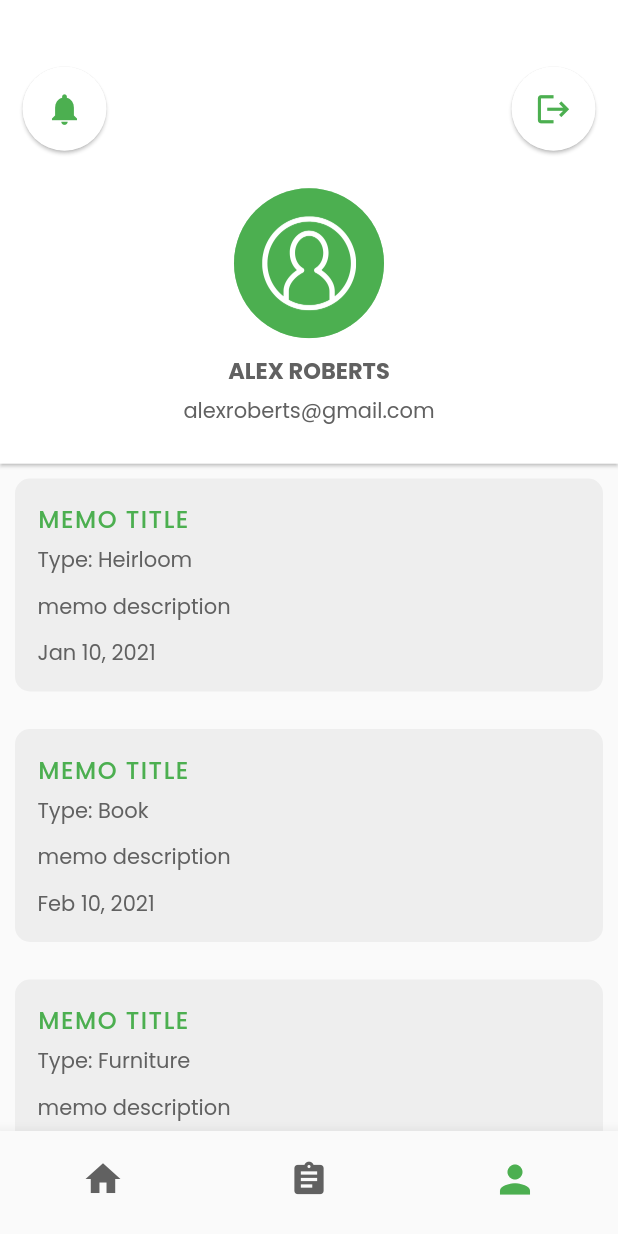
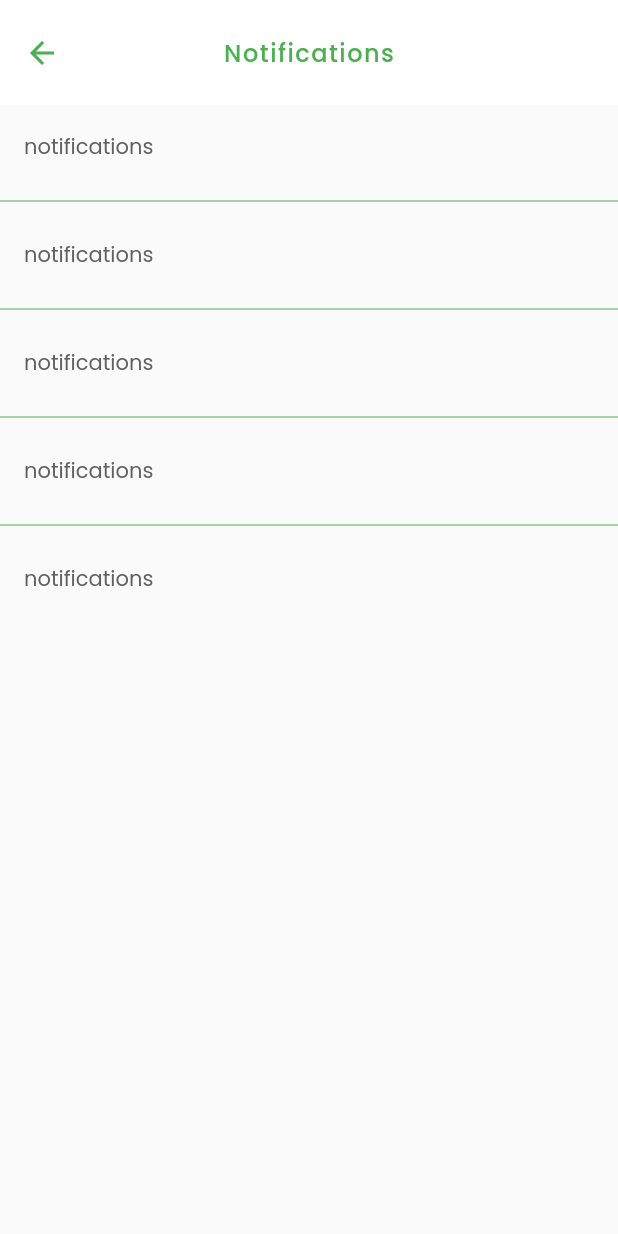
Before and after one commit to Jonathan-Multivurse/Memo, a Flutter app: the App screen opened by its route, item 3 of the bottom bar chosen, after a tap on the "notifications" icon, on a phone screen of 412 x 824 dp. Run offline on Flutter 3.47's test engine with Material 2 defaults, Android fonts, the phone set to English and light mode, and no system bars; our stand-ins replace bloc, carousel_slider, cloud_firestore, firebase_auth, firebase_core, flutter_bloc and 3 more; missing offline and left inert: cloud_firestore_web, firebase_auth_web, firebase_core_web, image_picker_for_web, shared_preferences_web; accounts and stored records are empty.

Commit message:
notifications

```diff
--- a/lib/routes/routes.dart
+++ b/lib/routes/routes.dart
@@ -2,12 +2,14 @@ import 'package:flutter/material.dart';
 import 'package:page_transition/page_transition.dart';
 import 'package:ppm/app.dart';
 import 'package:ppm/screens/authentication.dart';
+import 'package:ppm/screens/notifications.dart';
 import 'package:ppm/screens/registration.dart';
 
 const String AuthenticationRoute = '/authentication';
 const String RegistrationRoute = '/registration';
 const String ResetpasswordRoute = '/reset-password';
 const String HomeRoute = '/home';
+const String NotificationsRoute = '/notifications';
 
 class Routes {
   static Route<dynamic> generateRoute(RouteSettings settings) {
@@ -17,21 +19,28 @@ class Routes {
           child: RegScreen(),
           type: PageTransitionType.rightToLeftWithFade,
           settings: settings,
-          duration: const Duration(milliseconds: 100),
+          duration: const Duration(milliseconds: 200),
         );
       case AuthenticationRoute:
         return PageTransition(
           child: AuthScreen(),
           type: PageTransitionType.leftToRightWithFade,
           settings: settings,
-          duration: const Duration(milliseconds: 100),
+          duration: const Duration(milliseconds: 200),
         );
       case HomeRoute:
         return PageTransition(
           child: App(),
           type: PageTransitionType.fade,
           settings: settings,
-          duration: const Duration(milliseconds: 100),
+          duration: const Duration(milliseconds: 200),
+        );
+      case NotificationsRoute:
+        return PageTransition(
+          child: NotificationScreen(),
+          type: PageTransitionType.rightToLeftWithFade,
+          settings: settings,
+          duration: const Duration(milliseconds: 200),
         );
       default:
         return PageTransition(
--- a/lib/screens/account.dart
+++ b/lib/screens/account.dart
@@ -1,5 +1,6 @@
 import 'package:flutter/material.dart';
 import 'package:ppm/widgets/account/account_details.dart';
+import 'package:ppm/widgets/account/memo_empty.dart';
 import 'package:ppm/widgets/account/memo_tile.dart';
 
 class Account extends StatefulWidget {
@@ -55,12 +56,13 @@ class _AccountState extends State<Account> {
         child: Column(
           children: [
             AccountDetails(),
-            MemoTile(
-              title: title,
-              type: type,
-              detials: details,
-              date: date,
-            ),
+            MemoEmpty()
+            // MemoTile(
+            //   title: title,
+            //   type: type,
+            //   detials: details,
+            //   date: date,
+            // ),
           ],
         ),
       ),
--- /dev/null
+++ b/lib/screens/notifications.dart
@@ -0,0 +1,39 @@
+import 'package:flutter/material.dart';
+import 'package:ppm/theme/theme.dart';
+import 'package:ppm/widgets/notifications/notifications.dart';
+
+class NotificationScreen extends StatelessWidget {
+  const NotificationScreen({Key? key}) : super(key: key);
+
+  @override
+  Widget build(BuildContext context) {
+    return Scaffold(
+      appBar: PreferredSize(
+        preferredSize: Size.fromHeight(70),
+        child: AppBar(
+          toolbarHeight: 70,
+          backgroundColor: Colors.white,
+          elevation: 0,
+          title: Text(
+            'Notifications',
+            style: theme.textTheme.headline3
+          ),
+          centerTitle: true,
+          leading: IconButton(
+            splashColor: Colors.transparent,
+            highlightColor: Colors.transparent,
+            color: Colors.green[500],
+            icon: Icon(Icons.arrow_back),
+            onPressed: () {
+              Navigator.pop(context);
+            },
+          ),
+          automaticallyImplyLeading: false,
+        ),
+      ),
+      body: Container(
+        child: Notifications(),
+      ),
+    );
+  }
+}
--- a/lib/theme/theme.dart
+++ b/lib/theme/theme.dart
@@ -17,9 +17,9 @@ final ThemeData theme = ThemeData(
       fontFamily: "Black",
     ),
     headline2: TextStyle(
-      color: Colors.green[500],
-      fontSize: 22.0,
-      fontFamily: "Bold",
+      color: Colors.grey[700],
+      fontSize: 16.0,
+      fontFamily: "Regular",
     ),
     headline3: TextStyle(
       color: Colors.green[500],
--- a/lib/widgets/account/account_details.dart
+++ b/lib/widgets/account/account_details.dart
@@ -35,7 +35,11 @@ class _AccountDetailsState extends State<AccountDetails> {
                     children: [
                       FabButtonModel(
                         tag: 'tag1',
-                        onPressed: () {},
+                        onPressed: () {
+                          {
+                            Navigator.pushNamed(context, NotificationsRoute);
+                          }
+                        },
                         child: Icon(
                           Icons.notifications,
                           color: Colors.green[500],
--- /dev/null
+++ b/lib/widgets/account/memo_empty.dart
@@ -0,0 +1,28 @@
+import 'package:flutter/material.dart';
+import 'package:ppm/theme/theme.dart';
+
+class MemoEmpty extends StatelessWidget {
+  const MemoEmpty({Key? key}) : super(key: key);
+
+  @override
+  Widget build(BuildContext context) {
+    return Container(
+        child: Column(
+      children: [
+        Center(
+          child: Image.asset(
+            'lib/assets/images/empty.png',
+            height: 200,
+            width: 200,
+          ),
+        ),
+        Padding(
+          padding: const EdgeInsets.symmetric(horizontal: 30),
+          child: Text('You have 0 Memos. You can create one on the memo tab',
+          textAlign: TextAlign.center,
+              style: theme.textTheme.headline2),
+        )
+      ],
+    ));
+  }
+}
--- /dev/null
+++ b/lib/widgets/notifications/notifications.dart
@@ -0,0 +1,40 @@
+import 'package:flutter/material.dart';
+import 'package:ppm/theme/theme.dart';
+
+class Notifications extends StatefulWidget {
+  const Notifications({Key? key}) : super(key: key);
+
+  @override
+  _NotificationsState createState() => _NotificationsState();
+}
+
+class _NotificationsState extends State<Notifications> {
+  @override
+  Widget build(BuildContext context) {
+    return Container(
+      child: ListView.separated(
+        separatorBuilder: (context, index) {
+          return Divider(
+            color: Colors.green[500],
+          );
+        },
+        itemCount: 5,
+        itemBuilder: (BuildContext context, int index) {
+          return Dismissible(
+            child: ListTile(
+              title: Text(
+                'notifications',
+                style: theme.textTheme.subtitle2,
+              ),
+            ),
+            background: Container(color: Colors.green[500]),
+            key: UniqueKey(),
+            onDismissed: (DismissDirection direction) {
+              setState(() {});
+            },
+          );
+        },
+      ),
+    );
+  }
+}
```
Also changed, not shown: lib/assets/images/empty.png (added), lib/widgets/memo/form.dart (added), 1 other file.
